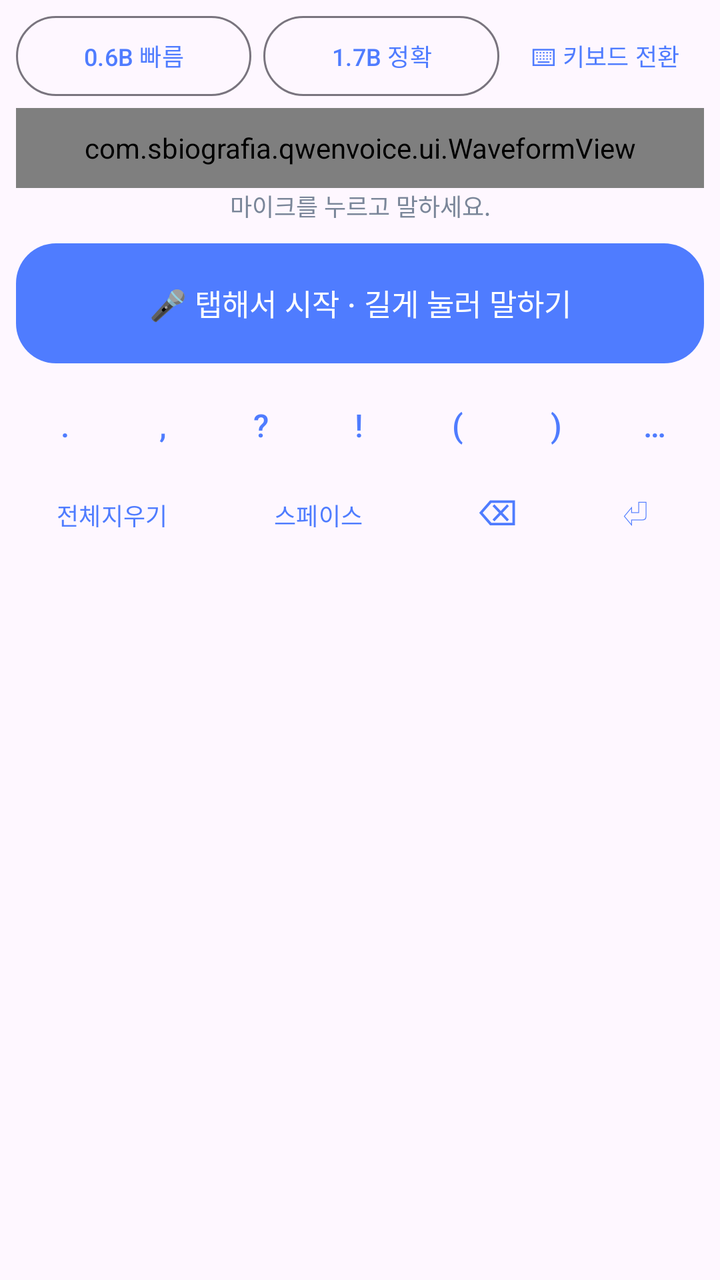
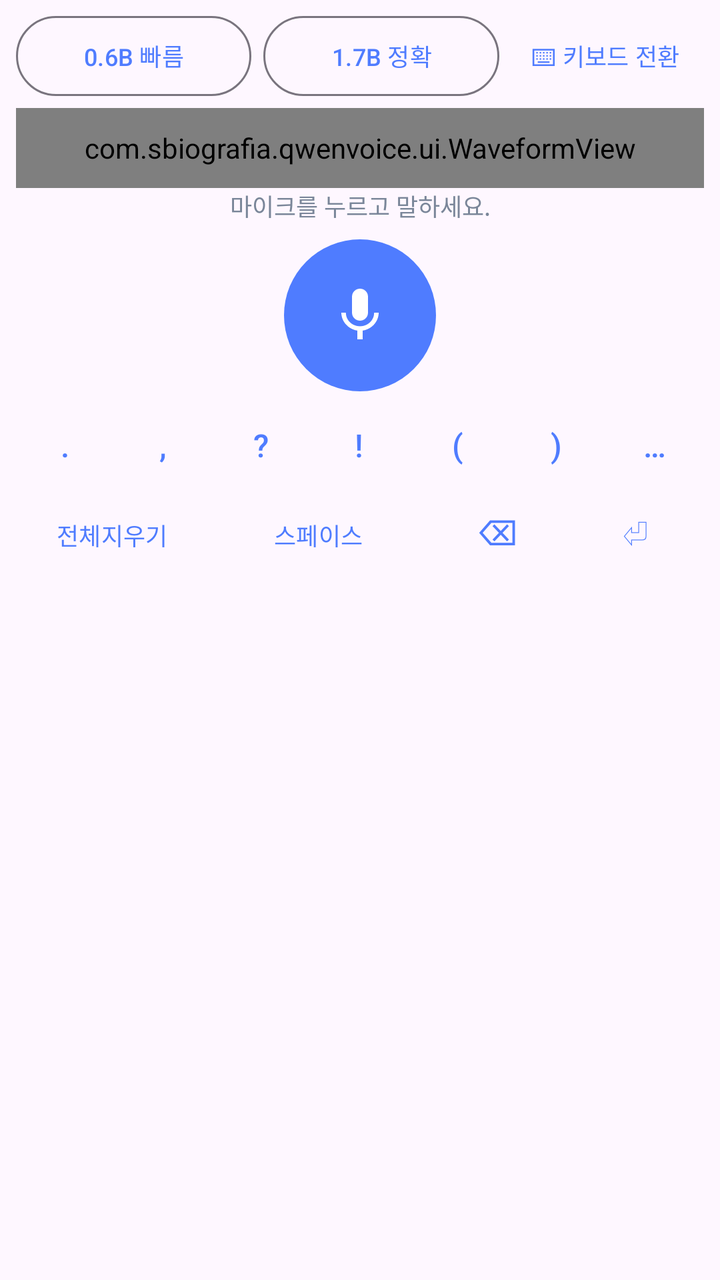

An Android layout rendered at two revisions. The XML below is the earlier revision; the diff shows what the commit changed to produce the second picture.
<!-- AndroidManifest.xml: application theme Theme.QwenVoice -->
<!-- res/layout/keyboard_view.xml -->
<?xml version="1.0" encoding="utf-8"?>
<LinearLayout xmlns:android="http://schemas.android.com/apk/res/android"
    xmlns:app="http://schemas.android.com/apk/res-auto"
    android:layout_width="match_parent"
    android:layout_height="wrap_content"
    android:background="?android:attr/colorBackground"
    android:orientation="vertical"
    android:paddingStart="8dp"
    android:paddingTop="8dp"
    android:paddingEnd="8dp"
    android:paddingBottom="8dp">

    
    <LinearLayout
        android:layout_width="match_parent"
        android:layout_height="wrap_content"
        android:gravity="center_vertical"
        android:orientation="horizontal">

        <com.google.android.material.button.MaterialButton
            android:id="@+id/chip_06b"
            style="@style/Widget.Material3.Button.OutlinedButton"
            android:layout_width="0dp"
            android:layout_height="40dp"
            android:layout_weight="1"
            android:insetTop="0dp"
            android:insetBottom="0dp"
            android:text="@string/chip_06b_idle"
            android:textSize="12sp"
            app:cornerRadius="20dp" />

        <com.google.android.material.button.MaterialButton
            android:id="@+id/chip_17b"
            style="@style/Widget.Material3.Button.OutlinedButton"
            android:layout_width="0dp"
            android:layout_height="40dp"
            android:layout_marginStart="6dp"
            android:layout_weight="1"
            android:insetTop="0dp"
            android:insetBottom="0dp"
            android:text="@string/chip_17b_idle"
            android:textSize="12sp"
            app:cornerRadius="20dp" />

        <com.google.android.material.button.MaterialButton
            android:id="@+id/btn_switch_keyboard"
            style="@style/Widget.Material3.Button.TextButton"
            android:layout_width="wrap_content"
            android:layout_height="40dp"
            android:layout_marginStart="4dp"
            android:insetTop="0dp"
            android:insetBottom="0dp"
            android:text="@string/btn_switch_keyboard"
            android:textSize="12sp" />
    </LinearLayout>

    
    <com.sbiografia.qwenvoice.ui.WaveformView
        android:id="@+id/waveform"
        android:layout_width="match_parent"
        android:layout_height="40dp"
        android:layout_marginTop="6dp" />

    
    <TextView
        android:id="@+id/status_text"
        android:layout_width="match_parent"
        android:layout_height="wrap_content"
        android:gravity="center"
        android:maxLines="2"
        android:ellipsize="end"
        android:text="@string/status_idle"
        android:textColor="@color/idle"
        android:textSize="12sp" />

    
    <com.google.android.material.button.MaterialButton
        android:id="@+id/mic_button"
        android:layout_width="match_parent"
        android:layout_height="68dp"
        android:layout_marginTop="6dp"
        android:text="@string/mic_label_idle"
        android:textSize="15sp"
        app:cornerRadius="20dp" />

    
    <LinearLayout
        android:layout_width="match_parent"
        android:layout_height="wrap_content"
        android:layout_marginTop="6dp"
        android:orientation="horizontal">

        <com.google.android.material.button.MaterialButton
            android:id="@+id/btn_dot"
            style="@style/Widget.Material3.Button.TextButton"
            android:layout_width="0dp"
            android:layout_height="42dp"
            android:layout_weight="1"
            android:insetTop="0dp"
            android:insetBottom="0dp"
            android:text="@string/action_dot"
            android:textSize="16sp" />

        <com.google.android.material.button.MaterialButton
            android:id="@+id/btn_comma"
            style="@style/Widget.Material3.Button.TextButton"
            android:layout_width="0dp"
            android:layout_height="42dp"
            android:layout_weight="1"
            android:insetTop="0dp"
            android:insetBottom="0dp"
            android:text="@string/action_comma"
            android:textSize="16sp" />

        <com.google.android.material.button.MaterialButton
            android:id="@+id/btn_question"
            style="@style/Widget.Material3.Button.TextButton"
            android:layout_width="0dp"
            android:layout_height="42dp"
            android:layout_weight="1"
            android:insetTop="0dp"
            android:insetBottom="0dp"
            android:text="@string/action_question"
            android:textSize="16sp" />

        <com.google.android.material.button.MaterialButton
            android:id="@+id/btn_exclaim"
            style="@style/Widget.Material3.Button.TextButton"
            android:layout_width="0dp"
            android:layout_height="42dp"
            android:layout_weight="1"
            android:insetTop="0dp"
            android:insetBottom="0dp"
            android:text="@string/action_exclaim"
            android:textSize="16sp" />

        <com.google.android.material.button.MaterialButton
            android:id="@+id/btn_lparen"
            style="@style/Widget.Material3.Button.TextButton"
            android:layout_width="0dp"
            android:layout_height="42dp"
            android:layout_weight="1"
            android:insetTop="0dp"
            android:insetBottom="0dp"
            android:text="@string/action_lparen"
            android:textSize="16sp" />

        <com.google.android.material.button.MaterialButton
            android:id="@+id/btn_rparen"
            style="@style/Widget.Material3.Button.TextButton"
            android:layout_width="0dp"
            android:layout_height="42dp"
            android:layout_weight="1"
            android:insetTop="0dp"
            android:insetBottom="0dp"
            android:text="@string/action_rparen"
            android:textSize="16sp" />

        <com.google.android.material.button.MaterialButton
            android:id="@+id/btn_ellipsis"
            style="@style/Widget.Material3.Button.TextButton"
            android:layout_width="0dp"
            android:layout_height="42dp"
            android:layout_weight="1"
            android:insetTop="0dp"
            android:insetBottom="0dp"
            android:text="@string/action_ellipsis"
            android:textSize="16sp" />
    </LinearLayout>

    
    <LinearLayout
        android:layout_width="match_parent"
        android:layout_height="wrap_content"
        android:orientation="horizontal">

        <com.google.android.material.button.MaterialButton
            android:id="@+id/btn_clear"
            style="@style/Widget.Material3.Button.TextButton"
            android:layout_width="0dp"
            android:layout_height="44dp"
            android:layout_weight="1.4"
            android:insetTop="0dp"
            android:insetBottom="0dp"
            android:text="@string/action_clear"
            android:textSize="12sp" />

        <com.google.android.material.button.MaterialButton
            android:id="@+id/btn_space"
            style="@style/Widget.Material3.Button.TextButton"
            android:layout_width="0dp"
            android:layout_height="44dp"
            android:layout_weight="1.6"
            android:insetTop="0dp"
            android:insetBottom="0dp"
            android:text="@string/action_space"
            android:textSize="12sp" />

        <com.google.android.material.button.MaterialButton
            android:id="@+id/btn_backspace"
            style="@style/Widget.Material3.Button.TextButton"
            android:layout_width="0dp"
            android:layout_height="44dp"
            android:layout_weight="1"
            android:insetTop="0dp"
            android:insetBottom="0dp"
            android:text="@string/action_backspace"
            android:textSize="18sp" />

        <com.google.android.material.button.MaterialButton
            android:id="@+id/btn_enter"
            style="@style/Widget.Material3.Button.TextButton"
            android:layout_width="0dp"
            android:layout_height="44dp"
            android:layout_weight="1"
            android:insetTop="0dp"
            android:insetBottom="0dp"
            android:text="@string/action_enter"
            android:textSize="18sp" />
    </LinearLayout>
</LinearLayout>
<!-- resources referenced by this layout -->
<resources>
  <color name="idle">#7A8699</color>
  <string name="action_backspace">⌫</string>
  <string name="action_clear">전체지우기</string>
  <string name="action_comma">,</string>
  <string name="action_dot">.</string>
  <string name="action_ellipsis">…</string>
  <string name="action_enter">⏎</string>
  <string name="action_exclaim">!</string>
  <string name="action_lparen">(</string>
  <string name="action_question">?</string>
  <string name="action_rparen">)</string>
  <string name="action_space">스페이스</string>
  <string name="btn_switch_keyboard">⌨ 키보드 전환</string>
  <string name="chip_06b_idle">0.6B 빠름</string>
  <string name="chip_17b_idle">1.7B 정확</string>
  <string name="mic_label_idle">🎤 탭해서 시작 · 길게 눌러 말하기</string>
  <string name="status_idle">마이크를 누르고 말하세요.</string>
  <style name="Theme.QwenVoice" parent="Theme.Material3.DayNight.NoActionBar">
          <item name="colorPrimary">@color/brand</item>
          <item name="colorPrimaryContainer">@color/brand_container</item>
          <item name="colorOnPrimaryContainer">@color/brand_on_container</item>
      </style>
  <color name="brand">#4F7CFF</color>
  <color name="brand_container">#DDE6FF</color>
  <color name="brand_on_container">#10245B</color>
</resources>

<!-- the commit's change to res/layout/keyboard_view.xml (unified diff, before → after) -->
@@ -76,12 +76,25 @@
     
     <com.google.android.material.button.MaterialButton
         android:id="@+id/mic_button"
-        android:layout_width="match_parent"
-        android:layout_height="68dp"
-        android:layout_marginTop="6dp"
-        android:text="@string/mic_label_idle"
-        android:textSize="15sp"
-        app:cornerRadius="20dp" />
+        android:layout_width="76dp"
+        android:layout_height="76dp"
+        android:layout_gravity="center_horizontal"
+        android:layout_marginTop="8dp"
+        android:contentDescription="@string/mic_desc_idle"
+        android:insetTop="0dp"
+        android:insetBottom="0dp"
+        android:minWidth="0dp"
+        android:minHeight="0dp"
+        android:paddingStart="0dp"
+        android:paddingEnd="0dp"
+        android:text=""
+        app:backgroundTint="@color/brand"
+        app:cornerRadius="38dp"
+        app:icon="@drawable/ic_mic_24"
+        app:iconGravity="textStart"
+        app:iconPadding="0dp"
+        app:iconSize="32dp"
+        app:iconTint="@android:color/white" />
 
     
     <LinearLayout
<!-- resource entries referenced after the edit -->
@@ -1,6 +1,17 @@
 <!-- resources referenced by this layout -->
 <resources>
   <color name="idle">#7A8699</color>
+  <!-- drawable ic_mic_24 (drawable) -->
+  <?xml version="1.0" encoding="utf-8"?>
+  <vector xmlns:android="http://schemas.android.com/apk/res/android"
+      android:width="24dp"
+      android:height="24dp"
+      android:viewportWidth="24"
+      android:viewportHeight="24">
+      <path
+          android:fillColor="@android:color/white"
+          android:pathData="M12,14c1.66,0 3,-1.34 3,-3V5c0,-1.66 -1.34,-3 -3,-3S9,3.34 9,5v6c0,1.66 1.34,3 3,3zM17.3,11c0,3 -2.54,5.1 -5.3,5.1S6.7,14 6.7,11H5c0,3.41 2.72,6.23 6,6.72V21h2v-3.28c3.28,-0.48 6,-3.31 6,-6.72h-1.7z" />
+  </vector>
   <string name="action_backspace">⌫</string>
   <string name="action_clear">전체지우기</string>
   <string name="action_comma">,</string>
@@ -15,7 +26,7 @@
   <string name="btn_switch_keyboard">⌨ 키보드 전환</string>
   <string name="chip_06b_idle">0.6B 빠름</string>
   <string name="chip_17b_idle">1.7B 정확</string>
-  <string name="mic_label_idle">🎤 탭해서 시작 · 길게 눌러 말하기</string>
+  <string name="mic_desc_idle">음성 입력 시작 · 탭하거나 길게 눌러 말하기</string>
   <string name="status_idle">마이크를 누르고 말하세요.</string>
   <style name="Theme.QwenVoice" parent="Theme.Material3.DayNight.NoActionBar">
           <item name="colorPrimary">@color/brand</item>
